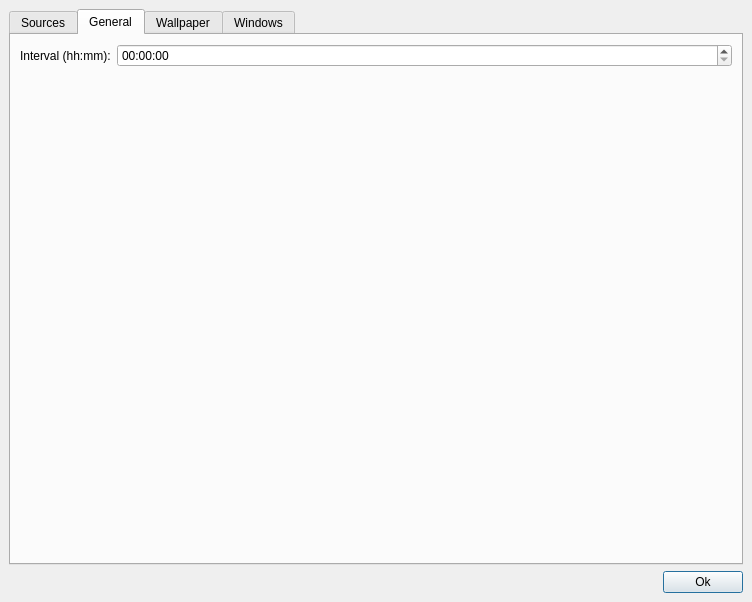
Qt form src/wpcg/presentation/ui/settings.ui (JakobPer/wpcg-py) before a commit.
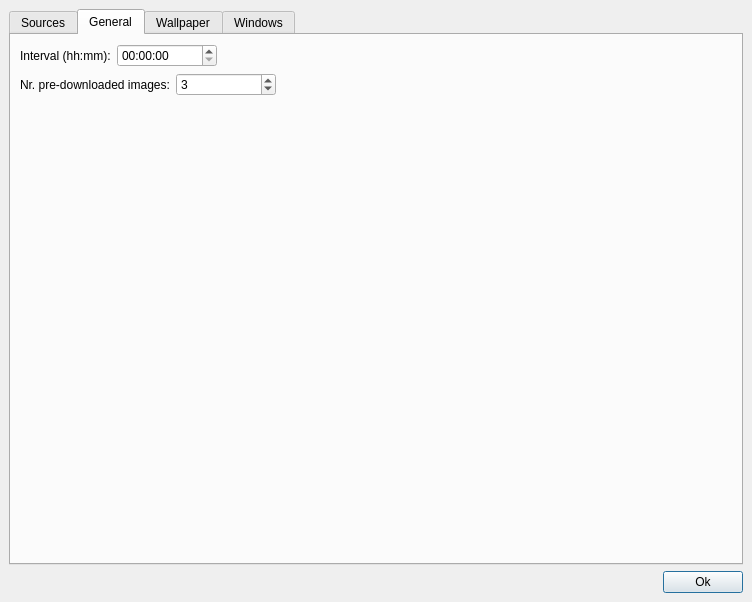
The same form after that commit. The open tabs and pages were chosen to show the change. Icons and pictures are not drawn.

Commit message: Added UI for the predownload count, some fixes on startup

The edit to the form file:
```diff
--- a/src/wpcg/presentation/ui/settings.ui
+++ b/src/wpcg/presentation/ui/settings.ui
@@ -200,13 +200,87 @@
           </item>
           <item>
            <widget class="QTimeEdit" name="teInterval">
+            <property name="sizePolicy">
+             <sizepolicy hsizetype="Preferred" vsizetype="Fixed">
+              <horstretch>0</horstretch>
+              <verstretch>0</verstretch>
+             </sizepolicy>
+            </property>
             <property name="minimumSize">
              <size>
-              <width>60</width>
+              <width>100</width>
               <height>0</height>
              </size>
             </property>
            </widget>
+          </item>
+          <item>
+           <spacer name="horizontalSpacer">
+            <property name="orientation">
+             <enum>Qt::Horizontal</enum>
+            </property>
+            <property name="sizeHint" stdset="0">
+             <size>
+              <width>40</width>
+              <height>20</height>
+             </size>
+            </property>
+           </spacer>
+          </item>
+         </layout>
+        </item>
+        <item>
+         <layout class="QHBoxLayout" name="horizontalLayout_5">
+          <item>
+           <widget class="QLabel" name="label_3">
+            <property name="sizePolicy">
+             <sizepolicy hsizetype="Minimum" vsizetype="Preferred">
+              <horstretch>0</horstretch>
+              <verstretch>0</verstretch>
+             </sizepolicy>
+            </property>
+            <property name="text">
+             <string>Nr. pre-downloaded images:</string>
+            </property>
+           </widget>
+          </item>
+          <item>
+           <widget class="QSpinBox" name="sbPredownloadCount">
+            <property name="sizePolicy">
+             <sizepolicy hsizetype="Preferred" vsizetype="Fixed">
+              <horstretch>0</horstretch>
+              <verstretch>0</verstretch>
+             </sizepolicy>
+            </property>
+            <property name="minimumSize">
+             <size>
+              <width>100</width>
+              <height>0</height>
+             </size>
+            </property>
+            <property name="minimum">
+             <number>1</number>
+            </property>
+            <property name="maximum">
+             <number>10</number>
+            </property>
+            <property name="value">
+             <number>3</number>
+            </property>
+           </widget>
+          </item>
+          <item>
+           <spacer name="horizontalSpacer_7">
+            <property name="orientation">
+             <enum>Qt::Horizontal</enum>
+            </property>
+            <property name="sizeHint" stdset="0">
+             <size>
+              <width>40</width>
+              <height>20</height>
+             </size>
+            </property>
+           </spacer>
           </item>
          </layout>
         </item>
```
The commit also changes 5 other files.
